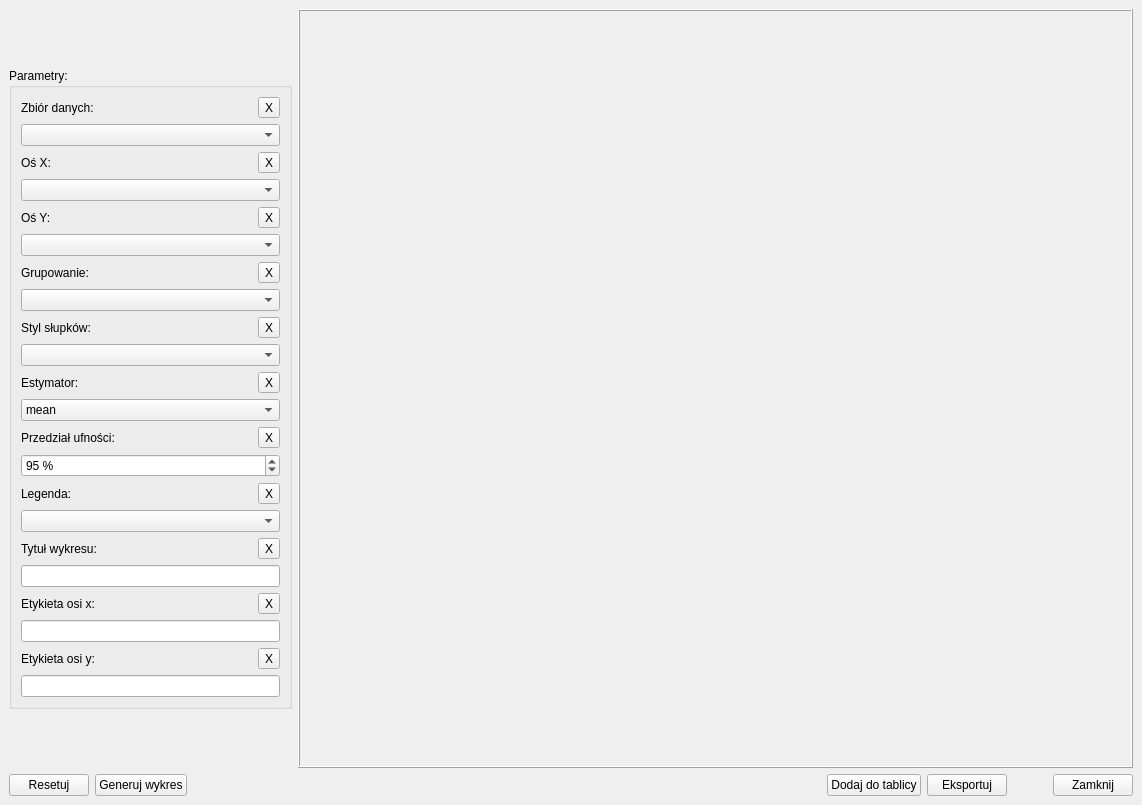
OskarLewandowski/dex-data-experience, file ui/Plots/bar-plot-window.ui: the form before one commit.
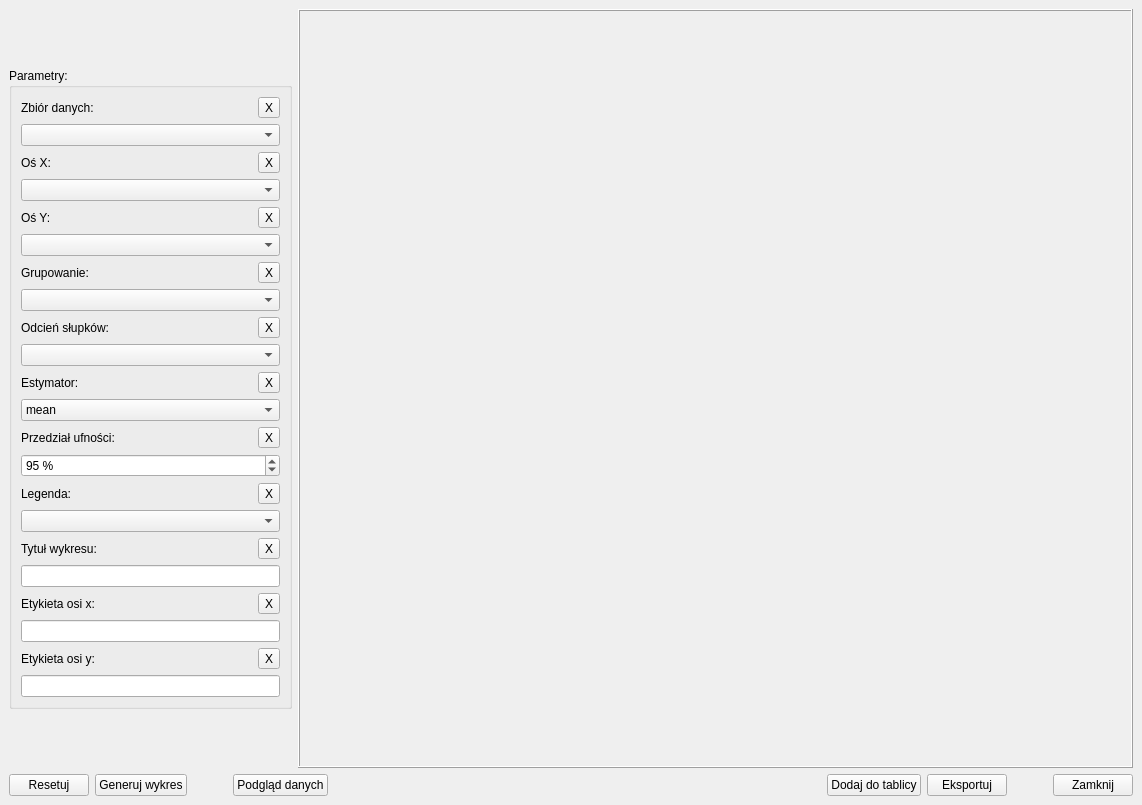
The form after the commit.

Diff of the .ui file:
```diff
--- a/ui/Plots/bar-plot-window.ui
+++ b/ui/Plots/bar-plot-window.ui
@@ -248,7 +248,7 @@
                  <item>
                   <widget class="QLabel" name="label_6">
                    <property name="text">
-                    <string>Styl słupków:</string>
+                    <string>Odcień słupków:</string>
                    </property>
                   </widget>
                  </item>
@@ -755,6 +755,29 @@
         </property>
        </widget>
       </item>
+      <item>
+       <spacer name="horizontalSpacer_14">
+        <property name="orientation">
+         <enum>Qt::Horizontal</enum>
+        </property>
+        <property name="sizeType">
+         <enum>QSizePolicy::Fixed</enum>
+        </property>
+        <property name="sizeHint" stdset="0">
+         <size>
+          <width>40</width>
+          <height>20</height>
+         </size>
+        </property>
+       </spacer>
+      </item>
+      <item>
+       <widget class="QPushButton" name="pushButton_Data_Preview">
+        <property name="text">
+         <string>Podgląd danych</string>
+        </property>
+       </widget>
+      </item>
       <item>
        <spacer name="horizontalSpacer_2">
         <property name="orientation">
```
Left out of the diff: 4 changed lines with no effect on the pictures.
